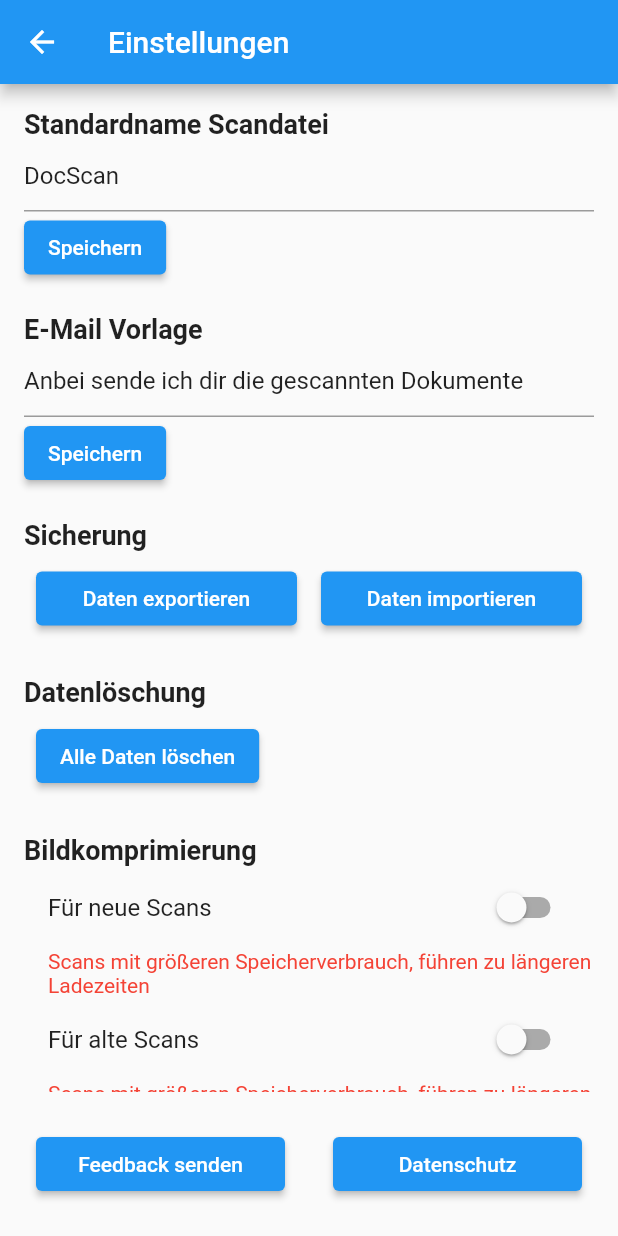
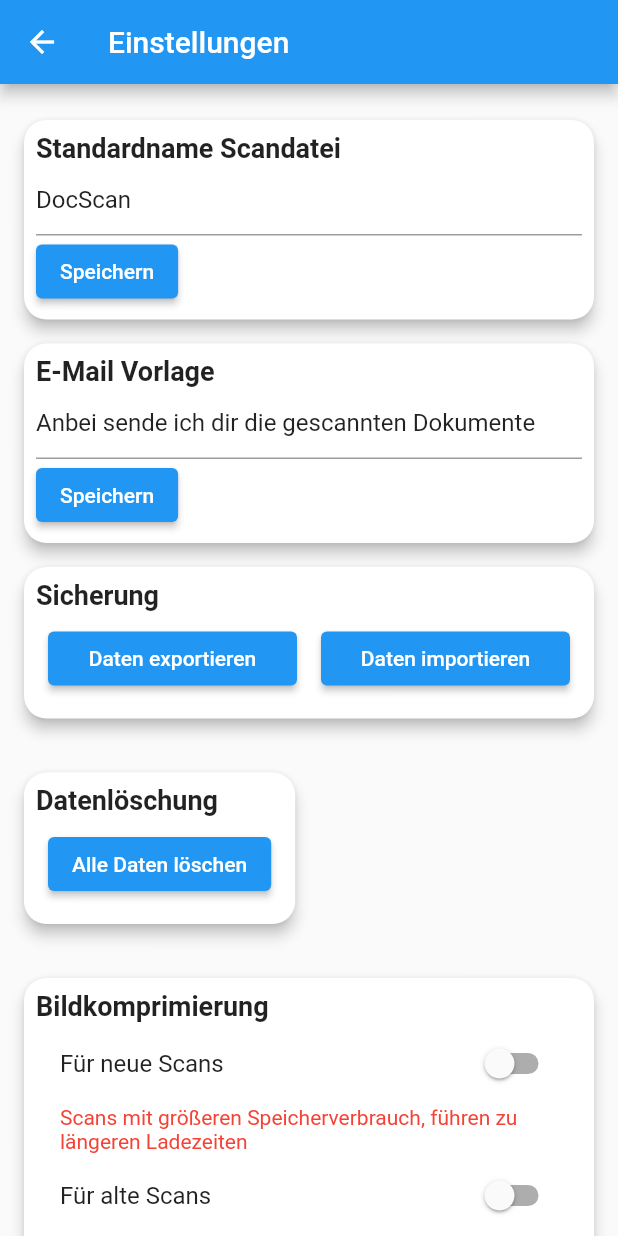
Before and after one commit to Overdoze47/docscan, a Flutter app: the screen it shows after launch, after a tap on the "settings" icon, on a phone screen of 412 x 824 dp. Run offline on Flutter 3.47's test engine with Material 2 defaults, Android fonts, the phone set to English and light mode, and no system bars; our stand-ins replace google_fonts, google_mobile_ads, image_picker, pdf, permission_handler, share_plus and 1 more; missing offline and left inert: cunning_document_scanner, flutter_email_sender, flutter_pdfview; network calls fail.

Commit message:
ordnung von settings page

```diff
--- a/lib/settings_page.dart
+++ b/lib/settings_page.dart
@@ -205,6 +205,17 @@ class _SettingsPageState extends State<SettingsPage> {
                 child: Column(
                   crossAxisAlignment: CrossAxisAlignment.start,
                   children: [
+                    Card(
+                      elevation: 4.0,
+                      shape: RoundedRectangleBorder(
+                        borderRadius: BorderRadius.circular(15.0),
+                      ),
+                      margin: const EdgeInsets.symmetric(vertical: 8.0),
+                      child: Padding(
+                        padding: const EdgeInsets.all(8.0),
+                        child: Column(
+                          crossAxisAlignment: CrossAxisAlignment.start,
+                          children: [
                             const Text(
                               'Standardname Scandatei',
                               style: TextStyle(fontSize: 18, fontWeight: FontWeight.bold),
@@ -224,7 +235,21 @@ class _SettingsPageState extends State<SettingsPage> {
                               },
                               child: const Text('Speichern'),
                             ),
-          const SizedBox(height: 20),
+                          ],
+                        ),
+                      ),
+                    ),
+                    Card(
+                      elevation: 4.0,
+                      shape: RoundedRectangleBorder(
+                        borderRadius: BorderRadius.circular(15.0),
+                      ),
+                      margin: const EdgeInsets.symmetric(vertical: 8.0),
+                      child: Padding(
+                        padding: const EdgeInsets.all(8.0),
+                        child: Column(
+                          crossAxisAlignment: CrossAxisAlignment.start,
+                          children: [
                             const Text(
                               'E-Mail Vorlage',
                               style: TextStyle(fontSize: 18, fontWeight: FontWeight.bold),
@@ -244,7 +269,21 @@ class _SettingsPageState extends State<SettingsPage> {
                               },
                               child: const Text('Speichern'),
                             ),
-          const SizedBox(height: 20),
+                          ],
+                        ),
+                      ),
+                    ),
+                    Card(
+                      elevation: 4.0,
+                      shape: RoundedRectangleBorder(
+                        borderRadius: BorderRadius.circular(15.0),
+                      ),
+                      margin: const EdgeInsets.symmetric(vertical: 8.0),
+                      child: Padding(
+                        padding: const EdgeInsets.all(8.0),
+                        child: Column(
+                          crossAxisAlignment: CrossAxisAlignment.start,
+                          children: [
                             const Text(
                               'Sicherung',
                               style: TextStyle(fontSize: 18, fontWeight: FontWeight.bold),
@@ -272,7 +311,22 @@ class _SettingsPageState extends State<SettingsPage> {
                                 ),
                               ],
                             ),
+                          ],
+                        ),
+                      ),
+                    ),
                     const SizedBox(height: 20),
+                    Card(
+                      elevation: 4.0,
+                      shape: RoundedRectangleBorder(
+                        borderRadius: BorderRadius.circular(15.0),
+                      ),
+                      margin: const EdgeInsets.symmetric(vertical: 8.0),
+                      child: Padding(
+                        padding: const EdgeInsets.all(8.0),
+                        child: Column(
+                          crossAxisAlignment: CrossAxisAlignment.start,
+                          children: [
                             const Text(
                               'Datenlöschung',
                               style: TextStyle(fontSize: 18, fontWeight: FontWeight.bold),
@@ -284,7 +338,22 @@ class _SettingsPageState extends State<SettingsPage> {
                                 child: const Text('Alle Daten löschen'),
                               ),
                             ),
+                          ],
+                        ),
+                      ),
+                    ),
                     const SizedBox(height: 20),
+                    Card(
+                      elevation: 4.0,
+                      shape: RoundedRectangleBorder(
+                        borderRadius: BorderRadius.circular(15.0),
+                      ),
+                      margin: const EdgeInsets.symmetric(vertical: 8.0),
+                      child: Padding(
+                        padding: const EdgeInsets.all(8.0),
+                        child: Column(
+                          crossAxisAlignment: CrossAxisAlignment.start,
+                          children: [
                             const Text(
                               'Bildkomprimierung',
                               style: TextStyle(fontSize: 18, fontWeight: FontWeight.bold),
@@ -329,7 +398,6 @@ class _SettingsPageState extends State<SettingsPage> {
                         ),
                       ),
                     ),
-      ),
             Align(
       alignment: Alignment.bottomCenter,
       child: Padding(
@@ -342,7 +410,7 @@ class _SettingsPageState extends State<SettingsPage> {
       padding: const EdgeInsets.all(8.0),
       child: ElevatedButton(
       onPressed: _sendFeedbackEmail,
-      child: const Text('Feedback senden'),
+      child: const Text('Feedback'),
       ),
       ),
       ),
@@ -362,6 +430,11 @@ class _SettingsPageState extends State<SettingsPage> {
             ),
           ],
       ),
+    )
+            )
+          )
+        ]
+      )
     );
   }
 }
```
Lines whose indentation alone changed are shown as unchanged.
